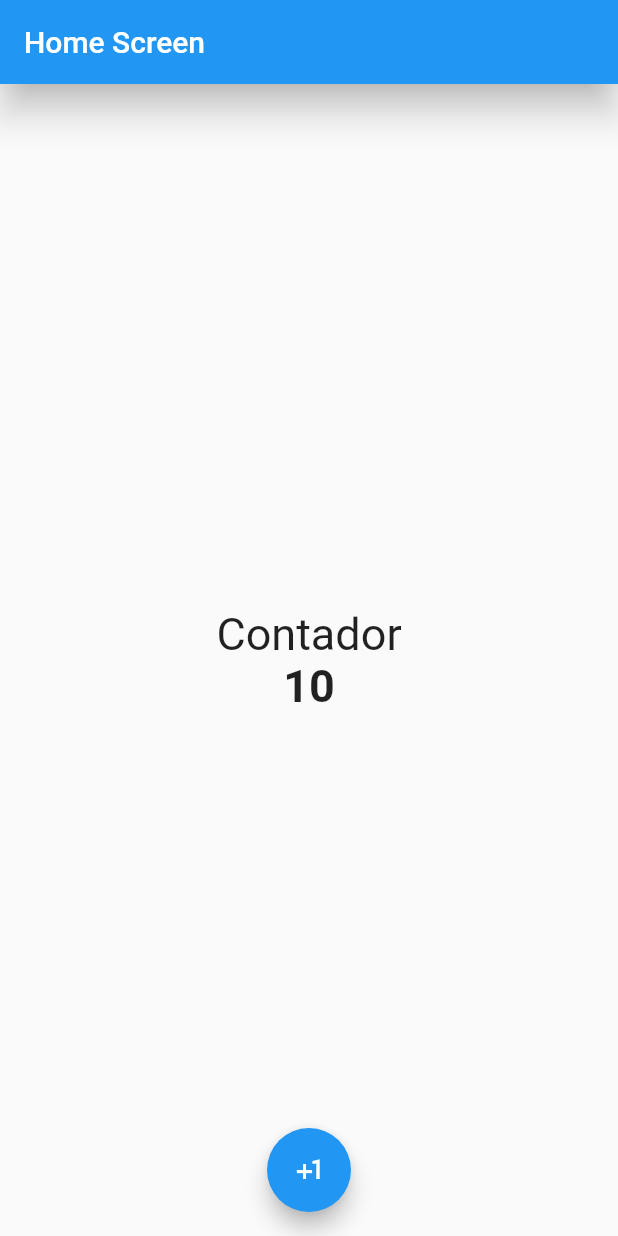
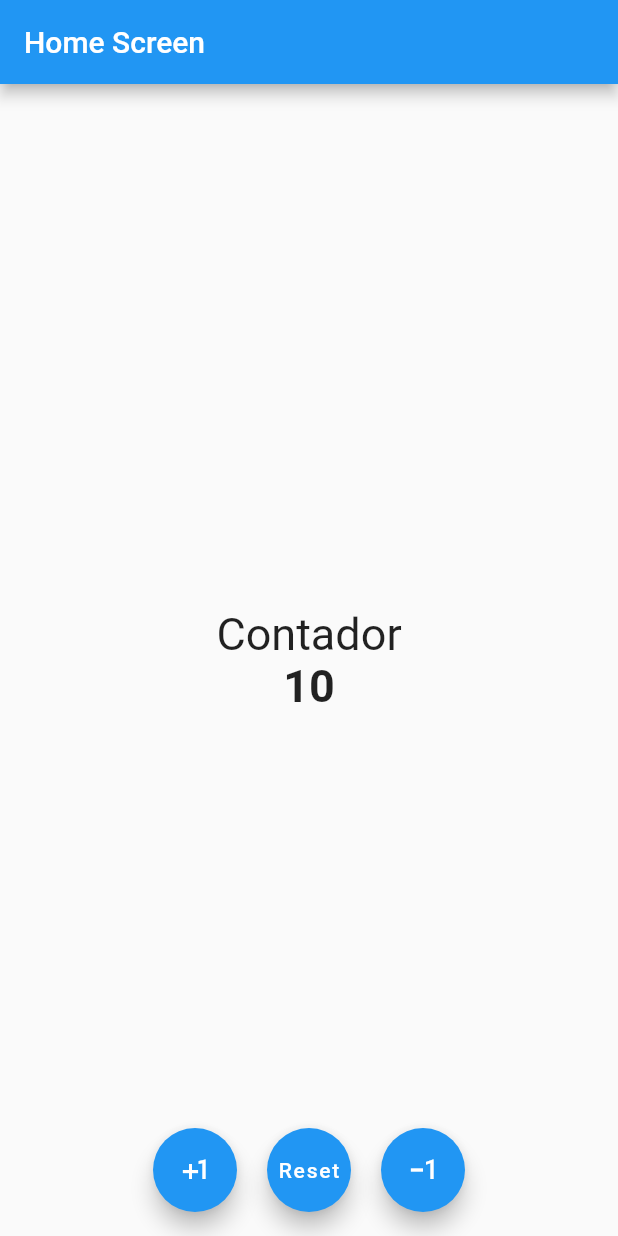
Before and after one commit to ricardoasinr/ContadorFlutter, a Flutter app: the screen it shows after launch, on a phone screen of 412 x 824 dp. Run offline on Flutter 3.47's test engine with Material 2 defaults, Android fonts, the phone set to English and light mode, and no system bars.

```diff
--- a/lib/screens/counter_screen.dart
+++ b/lib/screens/counter_screen.dart
@@ -20,7 +20,7 @@ class _CounterScreenState extends State<CounterScreen> {
      //backgroundColor: Color.fromARGB(153, 242, 242, 242),
       appBar: AppBar(
         title: const Text("Home Screen"),
-        elevation: 10.0,
+        //elevation: 10.0,
 
       ) ,
 
@@ -35,7 +35,12 @@ class _CounterScreenState extends State<CounterScreen> {
         ),
       ),
       floatingActionButtonLocation: FloatingActionButtonLocation.centerFloat,
-      floatingActionButton: FloatingActionButton(
+
+      floatingActionButton: Row(
+       mainAxisAlignment: MainAxisAlignment.center,
+        children: [
+
+          FloatingActionButton(
             //child: const Text("Hola"),
             child: const Icon(Icons.plus_one),
             onPressed: () => {
@@ -47,6 +52,36 @@ class _CounterScreenState extends State<CounterScreen> {
             })
 
             },),
+            SizedBox(width: 20,),
+             FloatingActionButton(
+            //child: const Text("Hola"),
+            child: const Text("Reset"),
+            onPressed: () => {
+
+            setState(() {
+              contador = 0;
+              print('$contador');
+
+            })
+
+
+            },),
+            SizedBox(width: 20,),
+
+            FloatingActionButton(
+            //child: const Text("Hola"),
+            child: const Icon(Icons.exposure_minus_1),
+            onPressed: () => {
+
+            setState(() {
+              contador--;
+              print('$contador');
+
+            })
+
+            },)
+        ],
+      ),
     );
   }
 }
```
Lines whose indentation alone changed are shown as unchanged.
